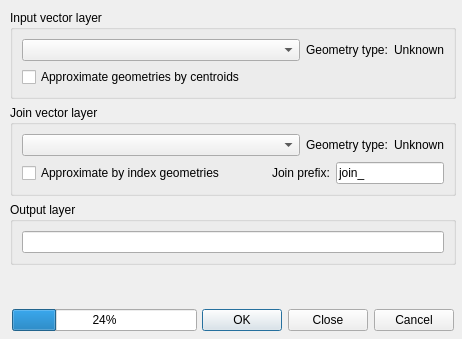
Above: ui_frmNNJoin.ui from havatv/qgisnnjoinplugin before the change. Below: the same form after it.
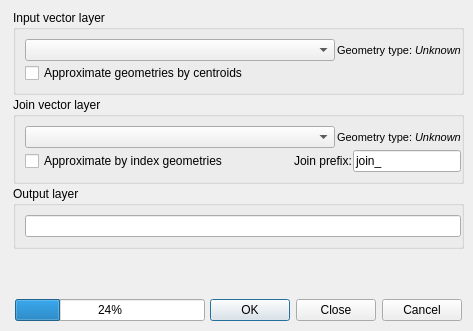
That is the form after the change.

Commit message: Various update, mostly user interface related

Diff of the .ui file:
```diff
--- a/ui_frmNNJoin.ui
+++ b/ui_frmNNJoin.ui
@@ -6,8 +6,8 @@
    <rect>
     <x>0</x>
     <y>0</y>
-    <width>462</width>
-    <height>339</height>
+    <width>473</width>
+    <height>331</height>
    </rect>
   </property>
   <property name="windowTitle">
@@ -22,13 +22,16 @@
   <widget class="QWidget" name="layoutWidget">
    <property name="geometry">
     <rect>
-     <x>10</x>
+     <x>13</x>
      <y>10</y>
-     <width>446</width>
-     <height>321</height>
+     <width>451</width>
+     <height>311</height>
     </rect>
    </property>
    <layout class="QVBoxLayout" name="verticalLayout_6">
+    <property name="spacing">
+     <number>2</number>
+    </property>
     <item>
      <widget class="QGroupBox" name="groupBox_1">
       <property name="sizePolicy">
@@ -41,6 +44,12 @@
        <string>Input vector layer</string>
       </property>
       <layout class="QVBoxLayout" name="verticalLayout">
+       <property name="spacing">
+        <number>2</number>
+       </property>
+       <property name="rightMargin">
+        <number>0</number>
+       </property>
        <item>
         <layout class="QHBoxLayout" name="horizontalLayout_2">
          <item>
@@ -58,6 +67,11 @@
          </item>
          <item>
           <widget class="QLabel" name="label_inputgeom">
+           <property name="font">
+            <font>
+             <pointsize>8</pointsize>
+            </font>
+           </property>
            <property name="text">
             <string>Geometry type:</string>
            </property>
@@ -65,6 +79,12 @@
          </item>
          <item>
           <widget class="QLabel" name="inputgeometrytypelabel">
+           <property name="font">
+            <font>
+             <pointsize>8</pointsize>
+             <italic>true</italic>
+            </font>
+           </property>
            <property name="text">
             <string notr="true">Unknown</string>
            </property>
@@ -91,6 +111,12 @@
        <string>Join vector layer</string>
       </property>
       <layout class="QVBoxLayout" name="verticalLayout_4">
+       <property name="spacing">
+        <number>2</number>
+       </property>
+       <property name="rightMargin">
+        <number>0</number>
+       </property>
        <item>
         <layout class="QHBoxLayout" name="horizontalLayout_3">
          <item>
@@ -108,6 +134,11 @@
          </item>
          <item>
           <widget class="QLabel" name="label_2">
+           <property name="font">
+            <font>
+             <pointsize>8</pointsize>
+            </font>
+           </property>
            <property name="text">
             <string>Geometry type:</string>
            </property>
@@ -115,6 +146,12 @@
          </item>
          <item>
           <widget class="QLabel" name="joingeometrytypelabel">
+           <property name="font">
+            <font>
+             <pointsize>8</pointsize>
+             <italic>true</italic>
+            </font>
+           </property>
            <property name="text">
             <string>Unknown</string>
            </property>
@@ -148,6 +185,11 @@
           </spacer>
          </item>
          <item>
+          <layout class="QHBoxLayout" name="horizontalLayout_4">
+           <property name="spacing">
+            <number>1</number>
+           </property>
+           <item>
           <widget class="QLabel" name="label">
            <property name="text">
             <string>Join prefix:</string>
@@ -157,7 +199,7 @@
          <item>
           <widget class="QLineEdit" name="joinPrefix">
            <property name="toolTip">
-            <string>The prefix used for the join layer attributes in the result layer.&lt;br&gt;Without a prefix, if a join layer attribute has the same name as an input layer attribute, it will not be included in the result layer.</string>
+              <string>The prefix used for the join layer attributes in the result layer.&lt;br&gt;Without a prefix, a join layer attribute that has the same name as an input layer attribute will not be included in the result layer.</string>
            </property>
            <property name="text">
             <string>join_</string>
@@ -167,6 +209,8 @@
         </layout>
        </item>
       </layout>
+       </item>
+      </layout>
      </widget>
     </item>
     <item>
@@ -175,6 +219,12 @@
        <string>Output layer</string>
       </property>
       <layout class="QVBoxLayout" name="verticalLayout_5">
+       <property name="spacing">
+        <number>2</number>
+       </property>
+       <property name="rightMargin">
+        <number>0</number>
+       </property>
        <item>
         <widget class="QLineEdit" name="outputDataset">
          <property name="toolTip">
```
Lines whose indentation alone changed are shown as unchanged. The commit also changes 3 other files.
